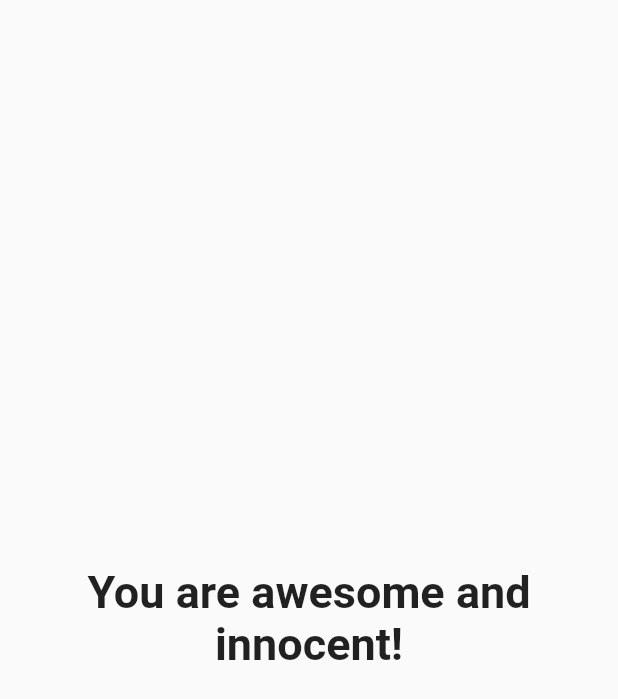
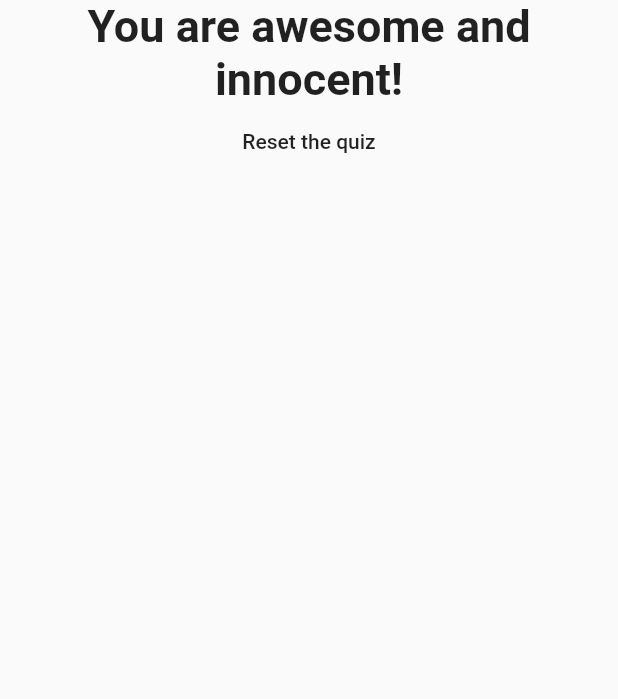
Before and after one commit to boyk0/first-flutter-app, a Flutter app: the Result widget shown alone on an empty page, opened directly with empty values, on a phone screen of 412 x 824 dp. Shown: the top 699 px of the screen. Run offline on Flutter 3.47's test engine with Material 2 defaults, Android fonts, the phone set to English and light mode, and no system bars.

Commit message:
add reset quiz function

```diff
--- a/lib/result.dart
+++ b/lib/result.dart
@@ -2,6 +2,7 @@ import 'package:flutter/material.dart';
 
 class Result extends StatelessWidget {
   final int score;
+  final VoidCallback resetQuiz;
 
   String get resultPhrase {
     String resultText;
@@ -17,11 +18,13 @@ class Result extends StatelessWidget {
     return resultText;
   }
 
-  Result(this.score);
+  Result(this.score, this.resetQuiz);
   @override
   Widget build(BuildContext context) {
     return Center(
-      child: Text(
+      child: Column(
+        children: [
+          Text(
             resultPhrase,
             style: TextStyle(
               fontSize: 30,
@@ -29,6 +32,12 @@ class Result extends StatelessWidget {
             ),
             textAlign: TextAlign.center,
           ),
+          FlatButton(
+              child: Text('Reset the quiz'),
+              onPressed: resetQuiz,
+          )
+        ],
+      ),
     );
   }
 }
```
Also changed, not shown: lib/main.dart (+9 -1 lines). Lines whose indentation alone changed are shown as unchanged.
